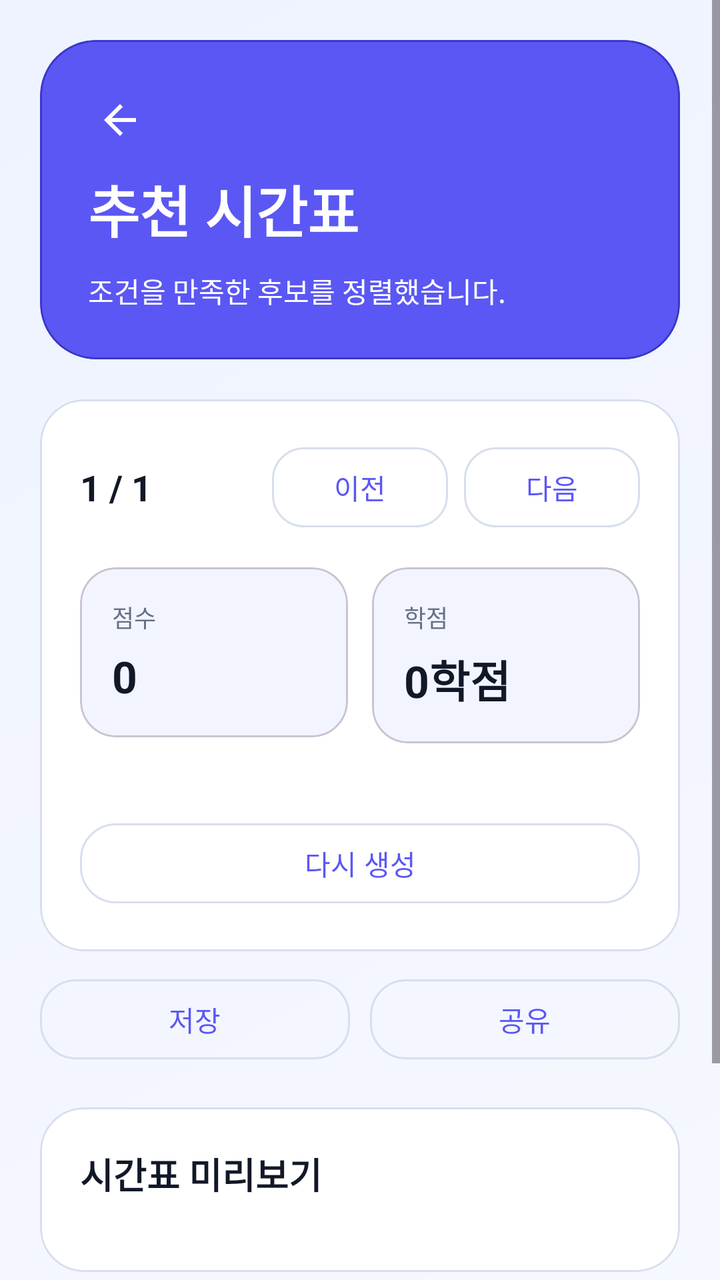
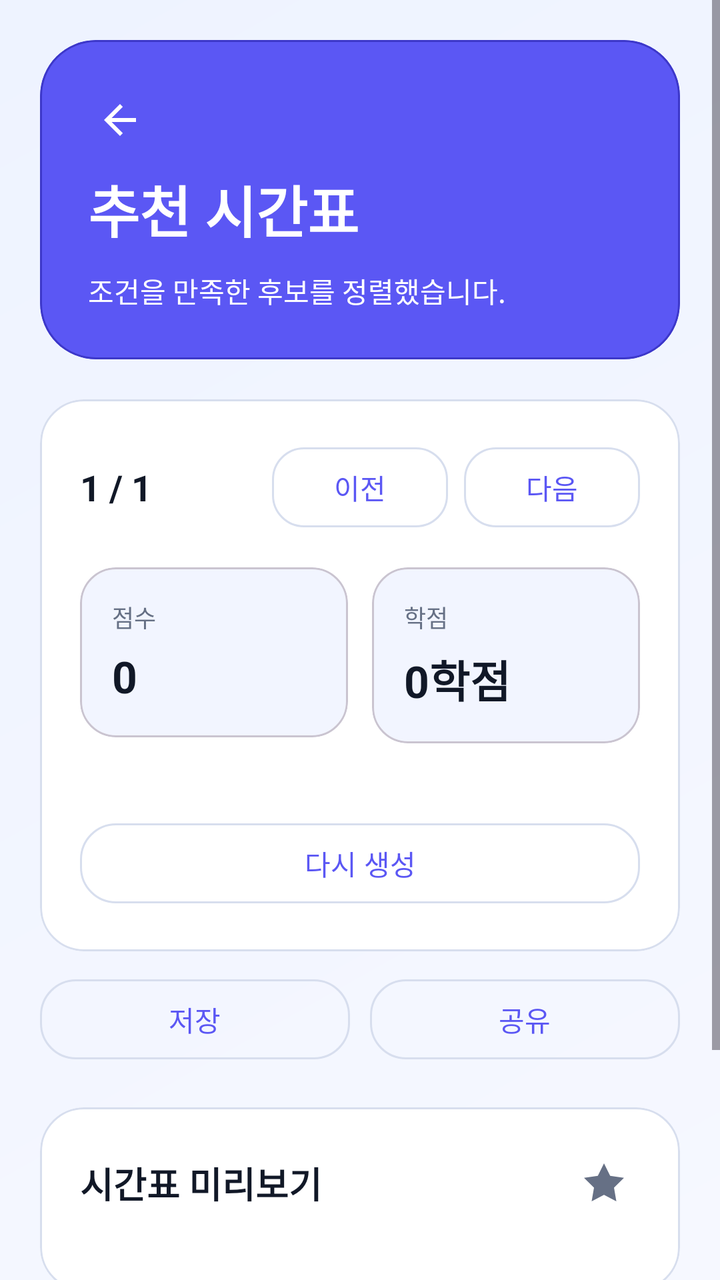

Two renders of the same Android screen: before a commit and after it. Below are the layout's source before the change and the commit's diff.
<!-- AndroidManifest.xml: application theme Theme.SmartTimetable -->
<!-- res/layout/activity_recommendation.xml -->
<?xml version="1.0" encoding="utf-8"?>
<ScrollView xmlns:android="http://schemas.android.com/apk/res/android"
    xmlns:app="http://schemas.android.com/apk/res-auto"
    android:layout_width="match_parent"
    android:layout_height="match_parent"
    android:background="@drawable/bg_screen_gradient"
    android:fillViewport="true">

    <LinearLayout
        android:layout_width="match_parent"
        android:layout_height="wrap_content"
        android:orientation="vertical"
        android:padding="20dp">

        <com.google.android.material.card.MaterialCardView
            android:layout_width="match_parent"
            android:layout_height="wrap_content"
            app:cardBackgroundColor="@color/smart_primary"
            app:cardCornerRadius="28dp"
            app:cardElevation="0dp"
            app:strokeColor="@color/smart_primary_dark"
            app:strokeWidth="1dp">

            <LinearLayout
                android:layout_width="match_parent"
                android:layout_height="wrap_content"
                android:orientation="vertical"
                android:padding="24dp">

                <ImageButton
                    android:id="@+id/btn_back"
                    android:layout_width="32dp"
                    android:layout_height="32dp"
                    android:layout_marginBottom="8dp"
                    android:background="?attr/selectableItemBackgroundBorderless"
                    android:contentDescription="뒤로가기"
                    android:src="@drawable/ic_arrow_back" />

                <TextView
                    android:id="@+id/tv_screen_title"
                    android:layout_width="wrap_content"
                    android:layout_height="wrap_content"
                    android:text="@string/recommendation_title"
                    android:textColor="@color/white"
                    android:textSize="28sp"
                    android:textStyle="bold" />

                <TextView
                    android:id="@+id/tv_screen_subtitle"
                    android:layout_width="wrap_content"
                    android:layout_height="wrap_content"
                    android:layout_marginTop="10dp"
                    android:text="@string/recommendation_subtitle"
                    android:textColor="@color/white"
                    android:textSize="14sp" />

            </LinearLayout>
        </com.google.android.material.card.MaterialCardView>

        <LinearLayout
            android:id="@+id/content_container"
            android:layout_width="match_parent"
            android:layout_height="wrap_content"
            android:orientation="vertical">

            <com.google.android.material.card.MaterialCardView
                android:layout_width="match_parent"
                android:layout_height="wrap_content"
                android:layout_marginTop="20dp"
                app:cardBackgroundColor="@color/smart_surface_card"
                app:cardCornerRadius="22dp"
                app:cardElevation="0dp"
                app:strokeColor="@color/smart_border"
                app:strokeWidth="1dp">

                <LinearLayout
                    android:layout_width="match_parent"
                    android:layout_height="wrap_content"
                    android:orientation="vertical"
                    android:padding="20dp">

                    <LinearLayout
                        android:layout_width="match_parent"
                        android:layout_height="wrap_content"
                        android:gravity="center_vertical"
                        android:orientation="horizontal">

                        <TextView
                            android:id="@+id/tv_rank"
                            android:layout_width="0dp"
                            android:layout_height="wrap_content"
                            android:layout_weight="1"
                            android:text="@string/rank_default"
                            android:textColor="@color/smart_text_primary"
                            android:textSize="18sp"
                            android:textStyle="bold" />

                        <com.google.android.material.button.MaterialButton
                            android:id="@+id/btn_prev"
                            style="@style/Widget.Material3.Button.OutlinedButton"
                            android:layout_width="wrap_content"
                            android:layout_height="wrap_content"
                            android:text="@string/btn_prev"
                            app:cornerRadius="16dp" />

                        <com.google.android.material.button.MaterialButton
                            android:id="@+id/btn_next"
                            style="@style/Widget.Material3.Button.OutlinedButton"
                            android:layout_width="wrap_content"
                            android:layout_height="wrap_content"
                            android:layout_marginStart="8dp"
                            android:text="@string/btn_next"
                            app:cornerRadius="16dp" />

                    </LinearLayout>

                    <LinearLayout
                        android:layout_width="match_parent"
                        android:layout_height="wrap_content"
                        android:layout_marginTop="16dp"
                        android:orientation="horizontal">

                        <com.google.android.material.card.MaterialCardView
                            android:layout_width="0dp"
                            android:layout_height="wrap_content"
                            android:layout_weight="1"
                            app:cardBackgroundColor="@color/smart_surface_alt"
                            app:cardCornerRadius="18dp"
                            app:cardElevation="0dp">

                            <LinearLayout
                                android:layout_width="match_parent"
                                android:layout_height="wrap_content"
                                android:orientation="vertical"
                                android:padding="16dp">

                                <TextView
                                    android:layout_width="wrap_content"
                                    android:layout_height="wrap_content"
                                    android:text="@string/label_score"
                                    android:textColor="@color/smart_text_secondary"
                                    android:textSize="12sp" />

                                <TextView
                                    android:id="@+id/tv_score"
                                    android:layout_width="wrap_content"
                                    android:layout_height="wrap_content"
                                    android:layout_marginTop="6dp"
                                    android:text="@string/score_default"
                                    android:textColor="@color/smart_text_primary"
                                    android:textSize="22sp"
                                    android:textStyle="bold" />
                            </LinearLayout>
                        </com.google.android.material.card.MaterialCardView>

                        <com.google.android.material.card.MaterialCardView
                            android:layout_width="0dp"
                            android:layout_height="wrap_content"
                            android:layout_marginStart="12dp"
                            android:layout_weight="1"
                            app:cardBackgroundColor="@color/smart_surface_alt"
                            app:cardCornerRadius="18dp"
                            app:cardElevation="0dp">

                            <LinearLayout
                                android:layout_width="match_parent"
                                android:layout_height="wrap_content"
                                android:orientation="vertical"
                                android:padding="16dp">

                                <TextView
                                    android:layout_width="wrap_content"
                                    android:layout_height="wrap_content"
                                    android:text="@string/label_credits"
                                    android:textColor="@color/smart_text_secondary"
                                    android:textSize="12sp" />

                                <TextView
                                    android:id="@+id/tv_credits"
                                    android:layout_width="wrap_content"
                                    android:layout_height="wrap_content"
                                    android:layout_marginTop="6dp"
                                    android:text="@string/credits_default"
                                    android:textColor="@color/smart_text_primary"
                                    android:textSize="22sp"
                                    android:textStyle="bold" />
                            </LinearLayout>
                        </com.google.android.material.card.MaterialCardView>

                    </LinearLayout>

                    <LinearLayout
                        android:id="@+id/chip_container"
                        android:layout_width="match_parent"
                        android:layout_height="wrap_content"
                        android:layout_marginTop="18dp"
                        android:gravity="start"
                        android:orientation="horizontal" />

                    <com.google.android.material.button.MaterialButton
                        android:id="@+id/btn_regenerate"
                        style="@style/Widget.Material3.Button.OutlinedButton"
                        android:layout_width="match_parent"
                        android:layout_height="wrap_content"
                        android:layout_marginTop="18dp"
                        android:text="@string/btn_regenerate"
                        app:cornerRadius="18dp" />

                </LinearLayout>

            </com.google.android.material.card.MaterialCardView>

            <LinearLayout
                android:id="@+id/layout_image_actions"
                android:layout_width="match_parent"
                android:layout_height="wrap_content"
                android:layout_marginTop="10dp"
                android:orientation="horizontal">

                <com.google.android.material.button.MaterialButton
                    android:id="@+id/btn_save_image"
                    style="@style/Widget.Material3.Button.OutlinedButton"
                    android:layout_width="0dp"
                    android:layout_height="wrap_content"
                    android:layout_weight="1"
                    android:text="@string/btn_save_image"
                    app:cornerRadius="18dp" />

                <com.google.android.material.button.MaterialButton
                    android:id="@+id/btn_share_image"
                    style="@style/Widget.Material3.Button.OutlinedButton"
                    android:layout_width="0dp"
                    android:layout_height="wrap_content"
                    android:layout_marginStart="10dp"
                    android:layout_weight="1"
                    android:text="@string/btn_share_image"
                    app:cornerRadius="18dp" />
            </LinearLayout>

                <com.google.android.material.card.MaterialCardView
                android:id="@+id/timetable_card"
                android:layout_width="match_parent"
                android:layout_height="wrap_content"
                android:layout_marginTop="20dp"
                app:cardBackgroundColor="@color/smart_surface_card"
                app:cardCornerRadius="22dp"
                app:cardElevation="0dp"
                app:strokeColor="@color/smart_border"
                app:strokeWidth="1dp">

                <LinearLayout
                    android:layout_width="match_parent"
                    android:layout_height="wrap_content"
                    android:orientation="vertical"
                    android:padding="20dp">

                    <TextView
                        android:layout_width="wrap_content"
                        android:layout_height="wrap_content"
                        android:text="@string/timetable_preview_title"
                        android:textColor="@color/smart_text_primary"
                        android:textSize="18sp"
                        android:textStyle="bold" />

                    <HorizontalScrollView
                        android:layout_width="match_parent"
                        android:layout_height="wrap_content"
                        android:layout_marginTop="16dp"
                        android:fillViewport="true"
                        android:scrollbars="none">

                        <TableLayout
                            android:id="@+id/timetable_table"
                            android:layout_width="match_parent"
                            android:layout_height="wrap_content"
                            android:shrinkColumns="*"
                            android:stretchColumns="*" />
                    </HorizontalScrollView>

                </LinearLayout>
            </com.google.android.material.card.MaterialCardView>

            <com.google.android.material.card.MaterialCardView
                android:layout_width="match_parent"
                android:layout_height="wrap_content"
                android:layout_marginTop="20dp"
                android:layout_marginBottom="12dp"
                app:cardBackgroundColor="@color/smart_surface_card"
                app:cardCornerRadius="22dp"
                app:cardElevation="0dp"
                app:strokeColor="@color/smart_border"
                app:strokeWidth="1dp">

                <LinearLayout
                    android:layout_width="match_parent"
                    android:layout_height="wrap_content"
                    android:orientation="vertical"
                    android:padding="20dp">

                    <TextView
                        android:layout_width="wrap_content"
                        android:layout_height="wrap_content"
                        android:text="@string/included_lectures_title"
                        android:textColor="@color/smart_text_primary"
                        android:textSize="18sp"
                        android:textStyle="bold" />

                    <LinearLayout
                        android:id="@+id/lecture_list_container"
                        android:layout_width="match_parent"
                        android:layout_height="wrap_content"
                        android:layout_marginTop="16dp"
                        android:orientation="vertical" />

                </LinearLayout>
            </com.google.android.material.card.MaterialCardView>

        </LinearLayout>

        <LinearLayout
            android:id="@+id/empty_state_container"
            android:layout_width="match_parent"
            android:layout_height="wrap_content"
            android:layout_marginTop="24dp"
            android:gravity="center"
            android:orientation="vertical"
            android:visibility="gone">

            <com.google.android.material.card.MaterialCardView
                android:layout_width="match_parent"
                android:layout_height="wrap_content"
                app:cardBackgroundColor="@color/smart_surface_card"
                app:cardCornerRadius="24dp"
                app:cardElevation="0dp"
                app:strokeColor="@color/smart_border"
                app:strokeWidth="1dp">

                <LinearLayout
                    android:layout_width="match_parent"
                    android:layout_height="wrap_content"
                    android:gravity="center"
                    android:orientation="vertical"
                    android:padding="28dp">

                    <TextView
                        android:layout_width="wrap_content"
                        android:layout_height="wrap_content"
                        android:text="@string/recommendation_empty_title"
                        android:textColor="@color/smart_text_primary"
                        android:textSize="20sp"
                        android:textStyle="bold" />

                    <TextView
                        android:id="@+id/tv_empty_message"
                        android:layout_width="wrap_content"
                        android:layout_height="wrap_content"
                        android:layout_marginTop="10dp"
                        android:text="@string/recommendation_empty_message"
                        android:textColor="@color/smart_text_secondary"
                        android:textSize="14sp" />

                </LinearLayout>
            </com.google.android.material.card.MaterialCardView>
        </LinearLayout>

    </LinearLayout>
</ScrollView>
<!-- resources referenced by this layout -->
<resources>
  <color name="smart_border">#D7DEEE</color>
  <color name="smart_primary">#5B57F4</color>
  <color name="smart_primary_dark">#3D38C9</color>
  <color name="smart_surface_alt">#F2F5FF</color>
  <color name="smart_surface_card">#FFFFFF</color>
  <color name="smart_text_primary">#111827</color>
  <color name="smart_text_secondary">#667085</color>
  <color name="white">#FFFFFFFF</color>
  <!-- drawable bg_screen_gradient (drawable) -->
  <?xml version="1.0" encoding="utf-8"?>
  <shape xmlns:android="http://schemas.android.com/apk/res/android">
      <gradient
          android:angle="315"
          android:endColor="@color/smart_background"
          android:startColor="@color/smart_background_alt" />
  </shape>
  <!-- drawable ic_arrow_back (drawable) -->
  <?xml version="1.0" encoding="utf-8"?>
  <vector xmlns:android="http://schemas.android.com/apk/res/android"
      android:width="24dp"
      android:height="24dp"
      android:viewportWidth="24"
      android:viewportHeight="24">
      <path
          android:fillColor="#FFFFFF"
          android:pathData="M20,11H7.83l5.59,-5.59L12,4l-8,8 8,8 1.41,-1.41L7.83,13H20v-2z" />
  </vector>
  <string name="btn_next">다음</string>
  <string name="btn_prev">이전</string>
  <string name="btn_regenerate">다시 생성</string>
  <string name="btn_save_image">저장</string>
  <string name="btn_share_image">공유</string>
  <string name="credits_default">0학점</string>
  <string name="included_lectures_title">포함된 강의</string>
  <string name="label_credits">학점</string>
  <string name="label_score">점수</string>
  <string name="rank_default">1 / 1</string>
  <string name="recommendation_empty_message">조건을 다시 조정해보세요.</string>
  <string name="recommendation_empty_title">추천 결과 없음</string>
  <string name="recommendation_subtitle">조건을 만족한 후보를 정렬했습니다.</string>
  <string name="recommendation_title">추천 시간표</string>
  <string name="score_default">0</string>
  <string name="timetable_preview_title">시간표 미리보기</string>
  <style name="Theme.SmartTimetable" parent="Base.Theme.SmartTimetable" />
  <color name="smart_background">#F6F8FF</color>
  <color name="smart_background_alt">#EEF3FF</color>
  <color name="smart_on_primary">#FFFFFFFF</color>
  <color name="smart_primary_container">#ECEBFF</color>
  <color name="smart_on_primary_container">#201A63</color>
  <color name="smart_secondary">#0EA5E9</color>
  <color name="smart_accent">#7C3AED</color>
  <color name="smart_surface_variant">#E7ECF7</color>
  <!-- unchanged entries left out for length: 1 -->
</resources>

<!-- the commit's change to res/layout/activity_recommendation.xml (unified diff, before → after) -->
@@ -254,13 +254,32 @@
                     android:orientation="vertical"
                     android:padding="20dp">
 
-                    <TextView
-                        android:layout_width="wrap_content"
-                        android:layout_height="wrap_content"
-                        android:text="@string/timetable_preview_title"
-                        android:textColor="@color/smart_text_primary"
-                        android:textSize="18sp"
-                        android:textStyle="bold" />
+                    <LinearLayout
+                        android:layout_width="match_parent"
+                        android:layout_height="wrap_content"
+                        android:gravity="center_vertical"
+                        android:orientation="horizontal">
+
+                        <TextView
+                            android:layout_width="0dp"
+                            android:layout_height="wrap_content"
+                            android:layout_weight="1"
+                            android:text="@string/timetable_preview_title"
+                            android:textColor="@color/smart_text_primary"
+                            android:textSize="18sp"
+                            android:textStyle="bold" />
+
+                        <ImageButton
+                            android:id="@+id/btn_favorite_timetable"
+                            android:layout_width="36dp"
+                            android:layout_height="36dp"
+                            android:background="?attr/selectableItemBackgroundBorderless"
+                            android:contentDescription="시간표 즐겨찾기"
+                            android:padding="6dp"
+                            android:scaleType="centerInside"
+                            android:src="@drawable/ic_star_border"
+                            app:tint="@color/smart_text_secondary" />
+                    </LinearLayout>
 
                     <HorizontalScrollView
                         android:layout_width="match_parent"
@@ -359,6 +378,18 @@
                         android:textColor="@color/smart_text_secondary"
                         android:textSize="14sp" />
 
+                    <TextView
+                        android:id="@+id/tv_empty_guide"
+                        android:layout_width="wrap_content"
+                        android:layout_height="wrap_content"
+                        android:layout_marginTop="16dp"
+                        android:gravity="start"
+                        android:lineSpacingExtra="4dp"
+                        android:text="@string/recommendation_empty_guide"
+                        android:textColor="@color/smart_text_secondary"
+                        android:textSize="13sp"
+                        android:visibility="gone" />
+
                 </LinearLayout>
             </com.google.android.material.card.MaterialCardView>
         </LinearLayout>
<!-- resource entries referenced after the edit -->
@@ -27,6 +27,17 @@
           android:fillColor="#FFFFFF"
           android:pathData="M20,11H7.83l5.59,-5.59L12,4l-8,8 8,8 1.41,-1.41L7.83,13H20v-2z" />
   </vector>
+  <!-- drawable ic_star_border (drawable) -->
+  <?xml version="1.0" encoding="utf-8"?>
+  <vector xmlns:android="http://schemas.android.com/apk/res/android"
+      android:width="24dp"
+      android:height="24dp"
+      android:viewportWidth="24"
+      android:viewportHeight="24">
+      <path
+          android:fillColor="@color/smart_text_secondary"
+          android:pathData="M12,2l3.09,6.26L22,9.27l-5,4.87l1.18,6.88L12,17.77l-6.18,3.25L7,14.14L2,9.27l6.91,-1.01L12,2Z" />
+  </vector>
   <string name="btn_next">다음</string>
   <string name="btn_prev">이전</string>
   <string name="btn_regenerate">다시 생성</string>
@@ -37,6 +48,7 @@
   <string name="label_credits">학점</string>
   <string name="label_score">점수</string>
   <string name="rank_default">1 / 1</string>
+  <string name="recommendation_empty_guide">• 희망 학점 범위를 넓혀보세요\n• 고정 과목 수를 줄여보세요\n• 공강 요일이나 시간 선호를 완화해보세요\n• 이수 과목 설정을 확인해보세요</string>
   <string name="recommendation_empty_message">조건을 다시 조정해보세요.</string>
   <string name="recommendation_empty_title">추천 결과 없음</string>
   <string name="recommendation_subtitle">조건을 만족한 후보를 정렬했습니다.</string>
